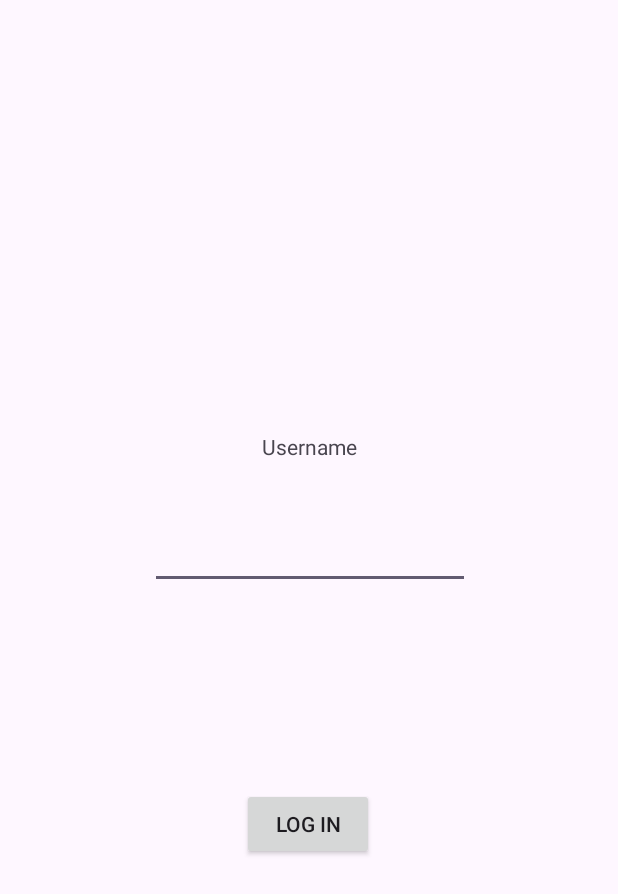
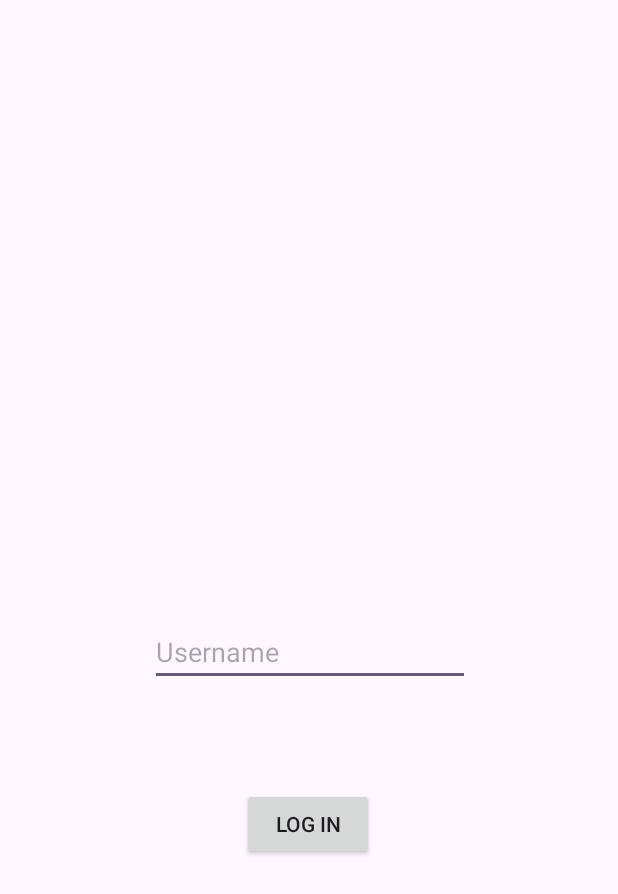
Before and after one commit to karson94/RiskWatch-Android-App, an Android app: the screen it shows after launch (MainActivity), on a phone screen of 412 x 824 dp. Shown: the top 894 px of the screen. Run offline under Robolectric (Android 15) with nearby library versions, the phone set to English and light mode, and no system bars.

Commit message:
Back text for username input

```diff
--- a/app/src/main/res/layout/activity_main.xml
+++ b/app/src/main/res/layout/activity_main.xml
@@ -15,7 +15,7 @@
         android:layout_marginEnd="16dp"
         android:layout_marginBottom="16dp"
         android:onClick="login"
-        android:text="Log In"
+        android:text="@string/log_in"
         app:layout_constraintBottom_toBottomOf="parent"
         app:layout_constraintEnd_toEndOf="parent"
         app:layout_constraintHorizontal_bias="0.498"
@@ -23,31 +23,19 @@
         app:layout_constraintTop_toTopOf="parent"
         app:layout_constraintVertical_bias="0.685" />
 
-    <TextView
-        android:id="@+id/textView"
-        android:layout_width="wrap_content"
-        android:layout_height="wrap_content"
-        android:layout_marginStart="173dp"
-        android:layout_marginTop="288dp"
-        android:layout_marginEnd="174dp"
-        android:text="Username"
-        app:layout_constraintEnd_toEndOf="parent"
-        app:layout_constraintHorizontal_bias="1.0"
-        app:layout_constraintStart_toStartOf="parent"
-        app:layout_constraintTop_toTopOf="parent" />
-
     <EditText
         android:id="@+id/userNameInput"
         android:layout_width="wrap_content"
         android:layout_height="wrap_content"
         android:layout_marginStart="100dp"
         android:layout_marginEnd="102dp"
+        android:layout_marginBottom="68dp"
         android:ems="10"
+        android:hint="@string/username"
         android:inputType="text"
         app:layout_constraintBottom_toTopOf="@+id/loginButton"
         app:layout_constraintEnd_toEndOf="parent"
         app:layout_constraintHorizontal_bias="0.0"
         app:layout_constraintStart_toStartOf="parent"
-        app:layout_constraintTop_toBottomOf="@+id/textView"
-        app:layout_constraintVertical_bias="0.233" />
+        android:autofillHints="" />
 </androidx.constraintlayout.widget.ConstraintLayout>
--- a/app/src/main/res/values/strings.xml
+++ b/app/src/main/res/values/strings.xml
@@ -1,3 +1,5 @@
 <resources>
     <string name="app_name">RiskWatch</string>
+    <string name="log_in">Log In</string>
+    <string name="username">Username</string>
 </resources>
```
